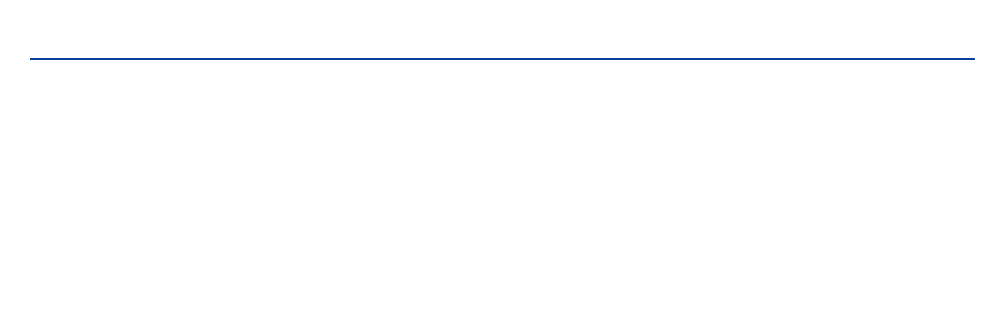
This is parsec/core/gui/forms/central_widget.ui in Scille/parsec-cloud as Qt 5 draws it before an edit; both pictures show x 0 to 1005 and y 0 to 320 of the 1005 by 638 pixel window. The edited form follows.
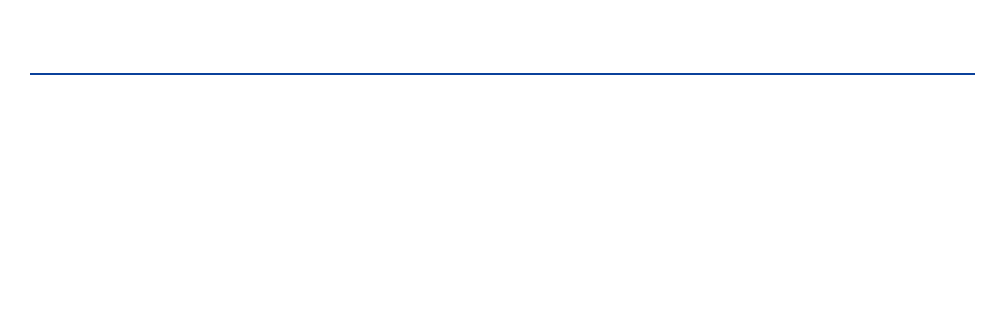
This is the edited form. Icons and pictures are not drawn.

Commit message: [GUI] Pimped notification center and fixed an issue with the taskbar

```diff
--- a/parsec/core/gui/forms/central_widget.ui
+++ b/parsec/core/gui/forms/central_widget.ui
@@ -83,6 +83,9 @@
          <property name="sizeConstraint">
           <enum>QLayout::SetMaximumSize</enum>
          </property>
+         <property name="topMargin">
+          <number>15</number>
+         </property>
          <item>
           <widget class="QWidget" name="widget_title" native="true">
            <layout class="QVBoxLayout" name="verticalLayout_4">
```
The commit also changes 6 other files.
